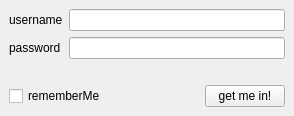
Qt form rbhusUI/lib/rbhusAuthMod.ui (aumanimationstudios/rbhus) before a commit.
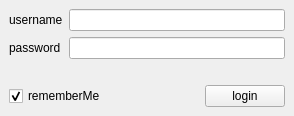
The same form after that commit.

Patch:
```diff
--- a/rbhusUI/lib/rbhusAuthMod.ui
+++ b/rbhusUI/lib/rbhusAuthMod.ui
@@ -69,6 +69,9 @@
         <property name="text">
          <string>rememberMe</string>
         </property>
+        <property name="checked">
+         <bool>true</bool>
+        </property>
        </widget>
       </item>
       <item>
@@ -87,10 +90,13 @@
       <item>
        <widget class="QPushButton" name="pushButton">
         <property name="text">
-         <string>get me in!</string>
+         <string>login</string>
         </property>
         <property name="shortcut">
-         <string>Return, Ctrl+R</string>
+         <string>Return</string>
+        </property>
+        <property name="autoDefault">
+         <bool>false</bool>
         </property>
        </widget>
       </item>
```
Left out of the diff: 6 changed lines with no effect on the pictures.
